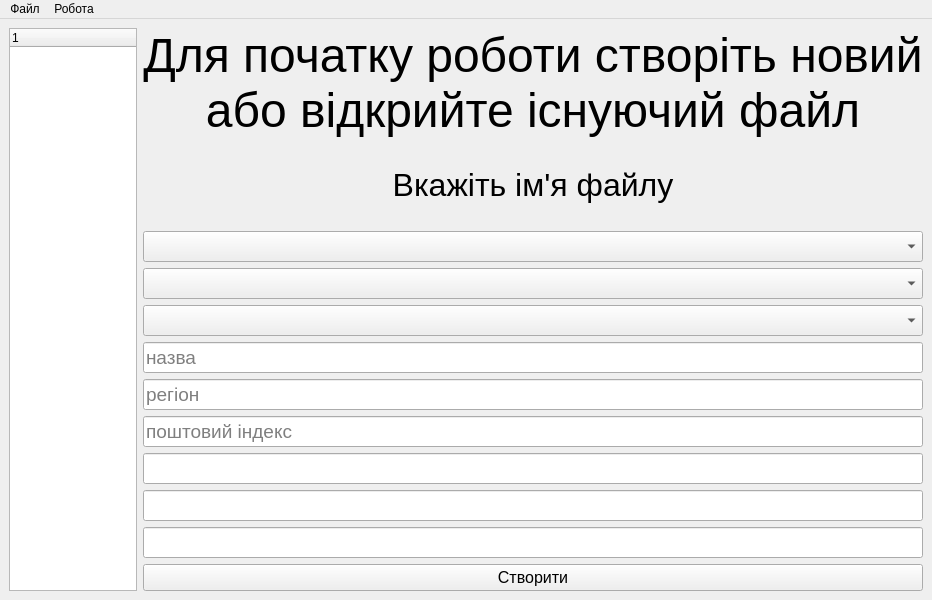
Magnus07/course1-project1, file mainwindow.ui: the form before one commit.
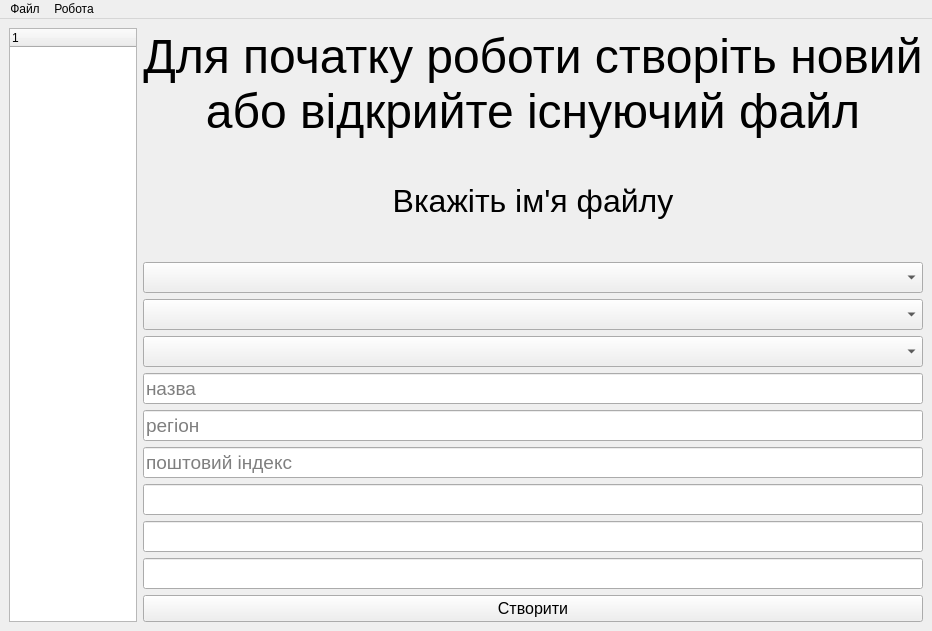
The form after the commit.

Patch:
```diff
--- a/mainwindow.ui
+++ b/mainwindow.ui
@@ -7,7 +7,7 @@
     <x>0</x>
     <y>0</y>
     <width>932</width>
-    <height>600</height>
+    <height>631</height>
    </rect>
   </property>
   <property name="windowTitle">
```
Left out of the diff: 3 changed lines with no effect on the pictures.
